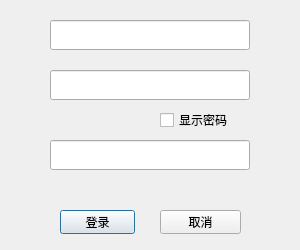
Above: src/ScannerGui/LoginWindow.ui from Theresa-0328/MHY_Scanner before the change. Below: the same form after it.
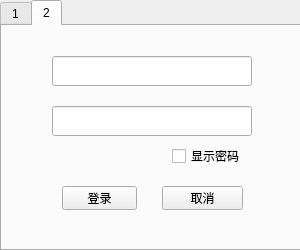
That is the form after the change. The open tabs and pages were chosen to show the change.

Patch:
```diff
--- a/src/ScannerGui/LoginWindow.ui
+++ b/src/ScannerGui/LoginWindow.ui
@@ -25,46 +25,23 @@
   <property name="windowTitle">
    <string>登录</string>
   </property>
-  <widget class="QPushButton" name="okButton">
+  <widget class="QTabWidget" name="tabWidget">
    <property name="geometry">
     <rect>
-     <x>60</x>
-     <y>210</y>
-     <width>75</width>
-     <height>24</height>
+     <x>0</x>
+     <y>0</y>
+     <width>301</width>
+     <height>251</height>
     </rect>
    </property>
-   <property name="text">
-    <string>登录</string>
+   <property name="currentIndex">
+    <number>0</number>
    </property>
-  </widget>
-  <widget class="QPushButton" name="cancelButton">
-   <property name="geometry">
-    <rect>
-     <x>160</x>
-     <y>210</y>
-     <width>81</width>
-     <height>24</height>
-    </rect>
-   </property>
-   <property name="text">
-    <string>取消</string>
-   </property>
-  </widget>
-  <widget class="QLineEdit" name="lineEditAccount">
-   <property name="geometry">
-    <rect>
-     <x>50</x>
-     <y>20</y>
-     <width>200</width>
-     <height>30</height>
-    </rect>
-   </property>
-   <property name="text">
-    <string/>
-   </property>
-  </widget>
-  <widget class="QLineEdit" name="lineEditPwd">
+   <widget class="QWidget" name="tab1">
+    <attribute name="title">
+     <string>1</string>
+    </attribute>
+    <widget class="QLineEdit" name="lineEditCookie">
    <property name="geometry">
     <rect>
      <x>50</x>
@@ -74,11 +51,42 @@
     </rect>
    </property>
   </widget>
+    <widget class="QPushButton" name="pBtofficialLogin">
+     <property name="geometry">
+      <rect>
+       <x>50</x>
+       <y>150</y>
+       <width>75</width>
+       <height>24</height>
+      </rect>
+     </property>
+     <property name="text">
+      <string>登录</string>
+     </property>
+    </widget>
+    <widget class="QPushButton" name="pBtofficialreject">
+     <property name="geometry">
+      <rect>
+       <x>160</x>
+       <y>150</y>
+       <width>75</width>
+       <height>24</height>
+      </rect>
+     </property>
+     <property name="text">
+      <string>取消</string>
+     </property>
+    </widget>
+   </widget>
+   <widget class="QWidget" name="tab2">
+    <attribute name="title">
+     <string>2</string>
+    </attribute>
   <widget class="QCheckBox" name="checkBoxShowPw">
    <property name="geometry">
     <rect>
-     <x>160</x>
-     <y>110</y>
+       <x>170</x>
+       <y>120</y>
      <width>80</width>
      <height>20</height>
     </rect>
@@ -87,15 +95,56 @@
     <string>显示密码</string>
    </property>
   </widget>
-  <widget class="QLineEdit" name="lineEditCookie">
+    <widget class="QLineEdit" name="lineEditPwd">
    <property name="geometry">
     <rect>
      <x>50</x>
-     <y>140</y>
+       <y>80</y>
      <width>200</width>
      <height>30</height>
     </rect>
    </property>
+    </widget>
+    <widget class="QLineEdit" name="lineEditAccount">
+     <property name="geometry">
+      <rect>
+       <x>50</x>
+       <y>30</y>
+       <width>200</width>
+       <height>30</height>
+      </rect>
+     </property>
+     <property name="text">
+      <string/>
+     </property>
+    </widget>
+    <widget class="QPushButton" name="cancelButton">
+     <property name="geometry">
+      <rect>
+       <x>160</x>
+       <y>160</y>
+       <width>81</width>
+       <height>24</height>
+      </rect>
+     </property>
+     <property name="text">
+      <string>取消</string>
+     </property>
+    </widget>
+    <widget class="QPushButton" name="okButton">
+     <property name="geometry">
+      <rect>
+       <x>60</x>
+       <y>160</y>
+       <width>75</width>
+       <height>24</height>
+      </rect>
+     </property>
+     <property name="text">
+      <string>登录</string>
+     </property>
+    </widget>
+   </widget>
   </widget>
  </widget>
  <resources/>
```
Lines whose indentation alone changed are shown as unchanged.
